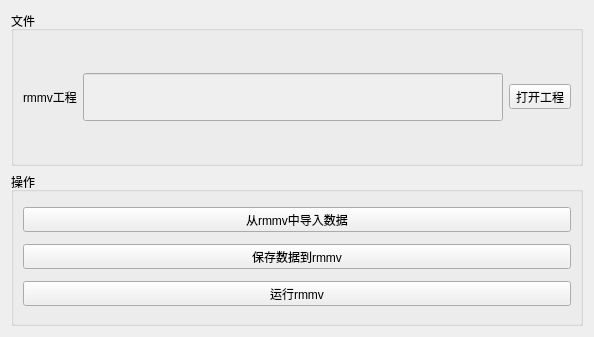
First picture: the form in DrillGIFActionSequenceEditor/Source/RmmvInteractiveModule/operateBoard/p_RmmvOperateBoard.ui, repository DrillUp/DrillGIFActionSequenceEditor, before the edit.
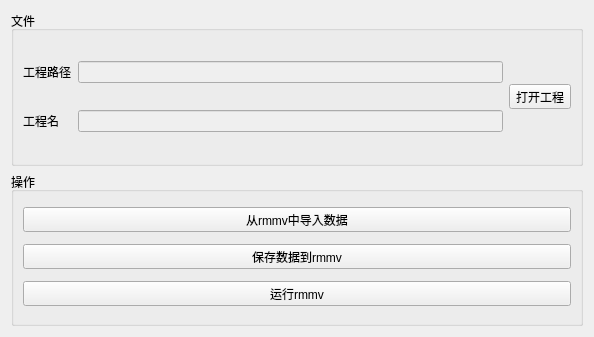
Second picture: the form after the edit. Icons and pictures are not drawn.

What changed in the file:
```diff
--- a/DrillGIFActionSequenceEditor/Source/RmmvInteractiveModule/operateBoard/p_RmmvOperateBoard.ui
+++ b/DrillGIFActionSequenceEditor/Source/RmmvInteractiveModule/operateBoard/p_RmmvOperateBoard.ui
@@ -19,28 +19,22 @@
      <property name="title">
       <string>文件</string>
      </property>
-     <layout class="QHBoxLayout" name="horizontalLayout">
-      <item>
+     <layout class="QGridLayout" name="gridLayout">
+      <item row="0" column="0">
        <widget class="QLabel" name="label">
         <property name="text">
-         <string>rmmv工程</string>
+         <string>工程路径</string>
         </property>
        </widget>
       </item>
-      <item>
-       <widget class="QLineEdit" name="lineEdit">
+      <item row="0" column="1">
+       <widget class="QLineEdit" name="lineEdit_path">
         <property name="enabled">
          <bool>false</bool>
         </property>
-        <property name="minimumSize">
-         <size>
-          <width>0</width>
-          <height>48</height>
-         </size>
-        </property>
        </widget>
       </item>
-      <item>
+      <item row="0" column="2" rowspan="2">
        <widget class="QToolButton" name="toolButton_open">
         <property name="sizePolicy">
          <sizepolicy hsizetype="Preferred" vsizetype="Fixed">
@@ -66,6 +60,20 @@
         </property>
        </widget>
       </item>
+      <item row="1" column="0">
+       <widget class="QLabel" name="label_2">
+        <property name="text">
+         <string>工程名</string>
+        </property>
+       </widget>
+      </item>
+      <item row="1" column="1">
+       <widget class="QLineEdit" name="lineEdit_name">
+        <property name="enabled">
+         <bool>false</bool>
+        </property>
+       </widget>
+      </item>
      </layout>
     </widget>
    </item>
```
